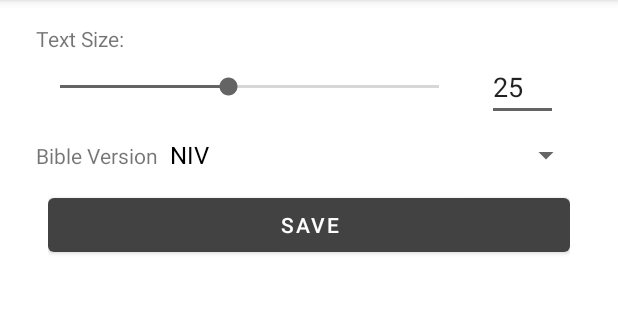
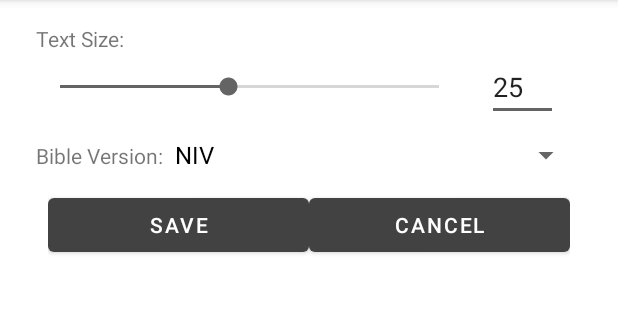
Before and after one commit to hevselavierlines/bibleeveryday, an Android app: the SettingsActivity screen opened directly, with no data from a screen before it, on a phone screen of 412 x 824 dp, the part 84-404 px from its top. Run offline under Robolectric (Android 15) with nearby library versions, the phone set to English and light mode, and no system bars.

Commit message:
bugfixes, add cancel button to the SettingsActivity

```diff
--- a/app/src/main/AndroidManifest.xml
+++ b/app/src/main/AndroidManifest.xml
@@ -3,6 +3,7 @@
     package="tk.hevselavierlines.bibleeveryday">
 
     <application
+        android:fullBackupContent="false"
         android:allowBackup="true"
         android:icon="@drawable/bible"
         android:label="@string/app_name"
@@ -12,7 +13,6 @@
         <activity android:name=".StartupActivity">
             <intent-filter>
                 <action android:name="android.intent.action.MAIN" />
-
                 <category android:name="android.intent.category.LAUNCHER" />
             </intent-filter>
         </activity>
@@ -20,7 +20,8 @@
         <activity
             android:name=".SelectionActivity"
             android:label="@string/title_activity_selection"
-            android:theme="@style/Theme.BibleEveryDay.NoActionBar" />
+            android:theme="@style/Theme.BibleEveryDay.NoActionBar"
+            android:configChanges="screenSize|orientation" />
         <activity
             android:name=".BibleActivity"
             android:label="@string/title_activity_bible"
--- a/app/src/main/java/tk/hevselavierlines/bibleeveryday/SettingsActivity.java
+++ b/app/src/main/java/tk/hevselavierlines/bibleeveryday/SettingsActivity.java
@@ -16,9 +16,7 @@ import android.widget.SpinnerAdapter;
 public class SettingsActivity extends AppCompatActivity {
 
     private EditText etVerses;
-    private Button btSave;
     private Spinner spBibleVersion;
-    private SeekBar sbTextSize;
     private final String[] BIBLE_VERSIONS = new String[] {"NIV", "schlachter", "volxbible"};
 
     @Override
@@ -28,8 +26,9 @@ public class SettingsActivity extends AppCompatActivity {
 
         etVerses = findViewById(R.id.etSettingsVerses);
         spBibleVersion = findViewById(R.id.spBibleVersion);
-        btSave = findViewById(R.id.btSettingsSave);
-        sbTextSize = findViewById(R.id.sbTextSize);
+        Button btSave = findViewById(R.id.btSettingsSave);
+        Button btCancel = findViewById(R.id.btSettingsCancel);
+        SeekBar sbTextSize = findViewById(R.id.sbTextSize);
 
         int textSize = getIntent().getIntExtra("textSize", 25);
         String currentVersion = getIntent().getStringExtra("version");
@@ -56,13 +55,17 @@ public class SettingsActivity extends AppCompatActivity {
         btSave.setOnClickListener(new View.OnClickListener() {
             @Override
             public void onClick(View v) {
-                Intent result = new Intent();
-                result.putExtra("textSize", Integer.parseInt(etVerses.getText().toString()));
-                result.putExtra("version", spBibleVersion.getSelectedItem().toString());
-                setResult(0x03, result);
+                sendResultToReturn();
+            }
+        });
+
+        btCancel.setOnClickListener(new View.OnClickListener() {
+            @Override
+            public void onClick(View v) {
                 finish();
             }
         });
+
         sbTextSize.setOnSeekBarChangeListener(new SeekBar.OnSeekBarChangeListener() {
             @Override
             public void onProgressChanged(SeekBar seekBar, int progress, boolean fromUser) {
@@ -85,11 +88,15 @@ public class SettingsActivity extends AppCompatActivity {
 
     @Override
     public boolean onOptionsItemSelected(MenuItem item) {
+        sendResultToReturn();
+        return super.onOptionsItemSelected(item);
+    }
+
+    private void sendResultToReturn() {
         Intent result = new Intent();
         result.putExtra("textSize", Integer.parseInt(etVerses.getText().toString()));
         result.putExtra("version", spBibleVersion.getSelectedItem().toString());
         setResult(0x03, result);
         finish();
-        return super.onOptionsItemSelected(item);
     }
 }
--- a/app/src/main/res/layout/activity_bible.xml
+++ b/app/src/main/res/layout/activity_bible.xml
@@ -46,7 +46,7 @@
                     android:layout_toEndOf="@+id/bible_back"
                     android:fontFamily="sans-serif-light"
                     android:gravity="center_vertical"
-                    android:text="Loading..."
+                    android:text="@string/Loading"
                     android:textColor="@color/white"
                     android:textSize="22sp"
                     android:textStyle="bold" />
--- a/app/src/main/res/layout/activity_settings.xml
+++ b/app/src/main/res/layout/activity_settings.xml
@@ -12,7 +12,7 @@
         android:layout_height="wrap_content"
         android:layout_marginStart="24dp"
         android:layout_marginTop="16dp"
-        android:text="Text Size:"
+        android:text="@string/settings_text_size"
         app:layout_constraintStart_toStartOf="parent"
         app:layout_constraintTop_toTopOf="parent" />
 
@@ -39,9 +39,8 @@
         android:layout_height="wrap_content"
         android:layout_marginStart="16dp"
         android:layout_marginEnd="16dp"
-        android:editable="false"
         android:ems="10"
-        android:inputType="number"/>
+        android:inputType="none"/>
     </LinearLayout>
 
     <LinearLayout
@@ -55,7 +54,7 @@
         <TextView
             android:layout_width="wrap_content"
             android:layout_height="wrap_content"
-            android:text="Bible Version"/>
+            android:text="@string/settings_bible_version"/>
         <Spinner
             android:id="@+id/spBibleVersion"
             android:layout_width="match_parent"
@@ -73,10 +72,16 @@
 
         <Button
             android:id="@+id/btSettingsSave"
-            android:layout_width="wrap_content"
+            android:layout_width="0dp"
             android:layout_height="wrap_content"
             android:layout_weight="1"
-            android:text="Save" />
+            android:text="@string/settings_save" />
+        <Button
+            android:id="@+id/btSettingsCancel"
+            android:layout_width="0dp"
+            android:layout_height="wrap_content"
+            android:layout_weight="1"
+            android:text="@string/settings_cancel"/>
     </LinearLayout>
 
 </androidx.constraintlayout.widget.ConstraintLayout>
--- a/app/src/main/res/values/strings.xml
+++ b/app/src/main/res/values/strings.xml
@@ -35,4 +35,10 @@
     <string name="attachment_summary_on">Automatically download attachments for incoming emails
     </string>
     <string name="attachment_summary_off">Only download attachments when manually requested</string>
+
+    <string name="Loading">Loading&#8230;</string>
+    <string name="settings_text_size">Text Size:</string>
+    <string name="settings_bible_version">Bible Version:</string>
+    <string name="settings_save">Save</string>
+    <string name="settings_cancel">Cancel</string>
 </resources>
```
Also changed, not shown: app/src/main/java/tk/hevselavierlines/bibleeveryday/SelectionActivity.java (+10 -2 lines), app/src/main/java/tk/hevselavierlines/bibleeveryday/ui/main/PlaceholderFragment.java (+8 -1 lines).
